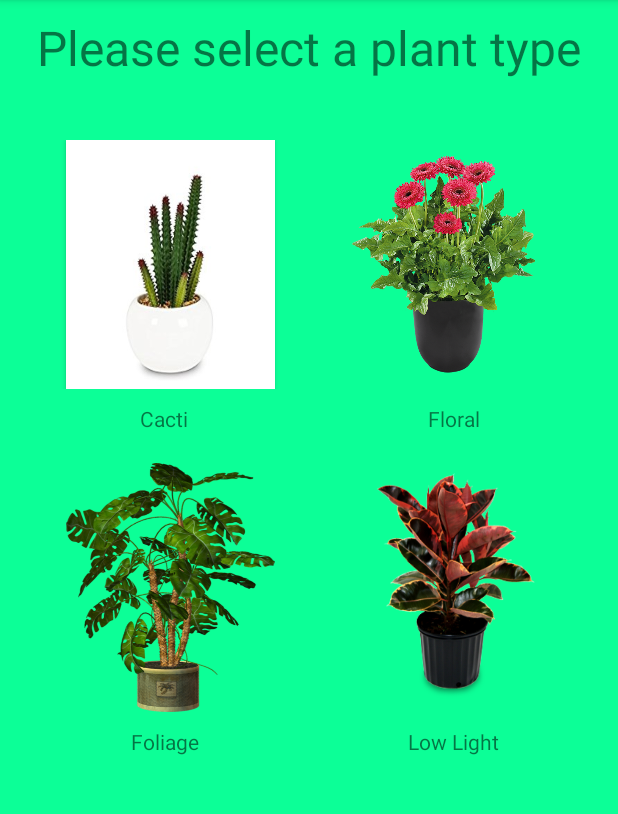
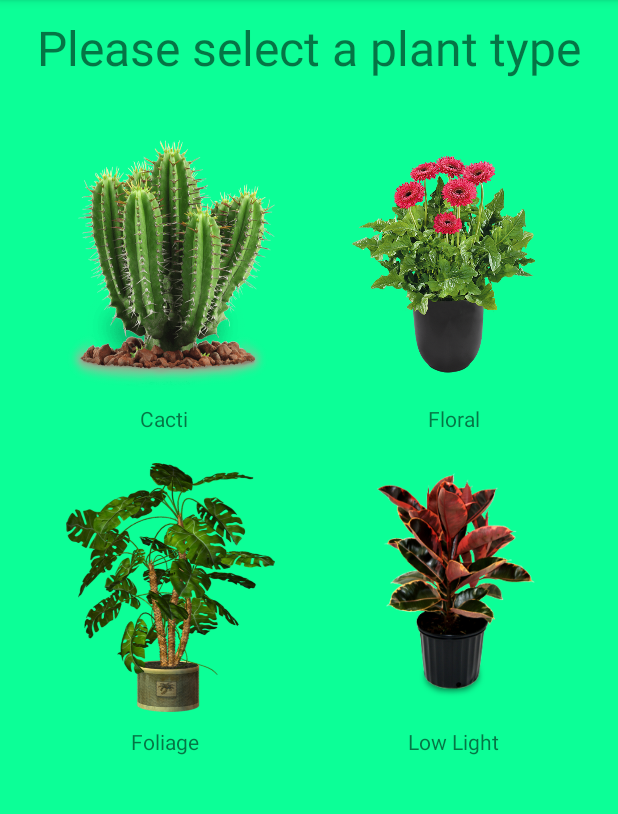
Before and after one commit to oscarmeanwell/MrP, an Android app: the SelectPlant screen opened directly, with no data from a screen before it, on a phone screen of 412 x 824 dp, the part 84-898 px from its top. Run offline under Robolectric (Android 15) with nearby library versions, the phone set to English and light mode, and no system bars.

Commit message:
New plant added

```diff
--- a/app/src/main/res/layout/activity_select_plant.xml
+++ b/app/src/main/res/layout/activity_select_plant.xml
@@ -33,7 +33,7 @@
             android:id="@+id/cacti"
             android:layout_width="139dp"
             android:layout_height="166dp"
-            android:background="@drawable/cactuss"
+            android:background="@drawable/cacti"
             />
 
         <Space
```
Also changed, not shown: app/src/main/res/drawable/cacti.png (added).
